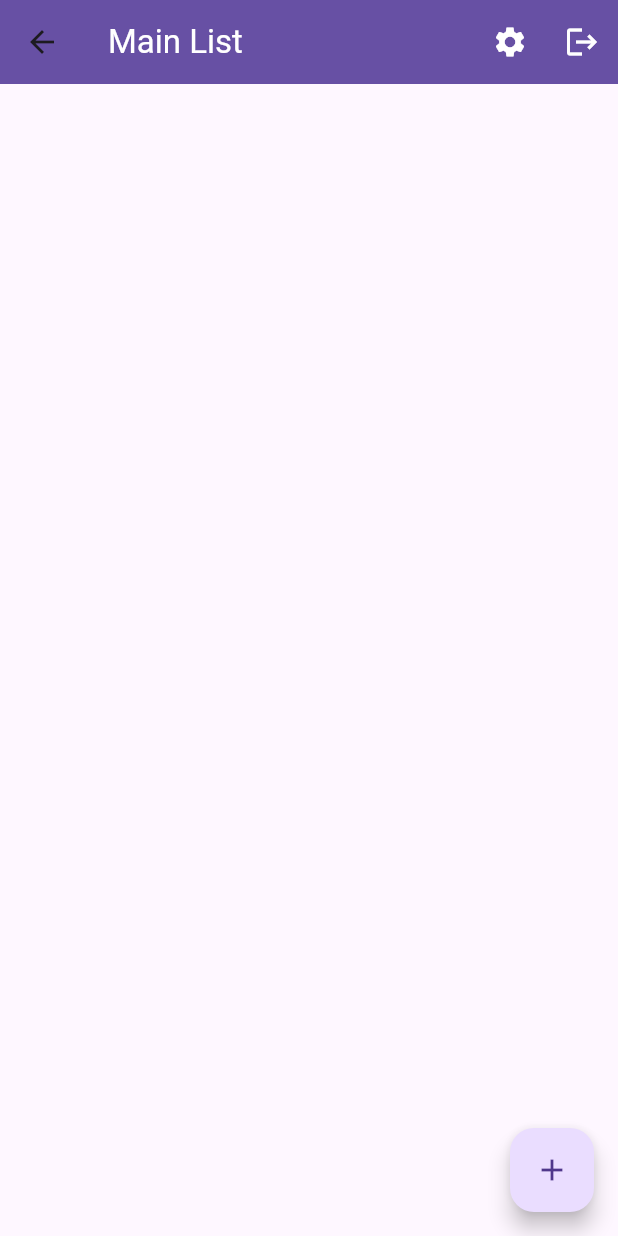
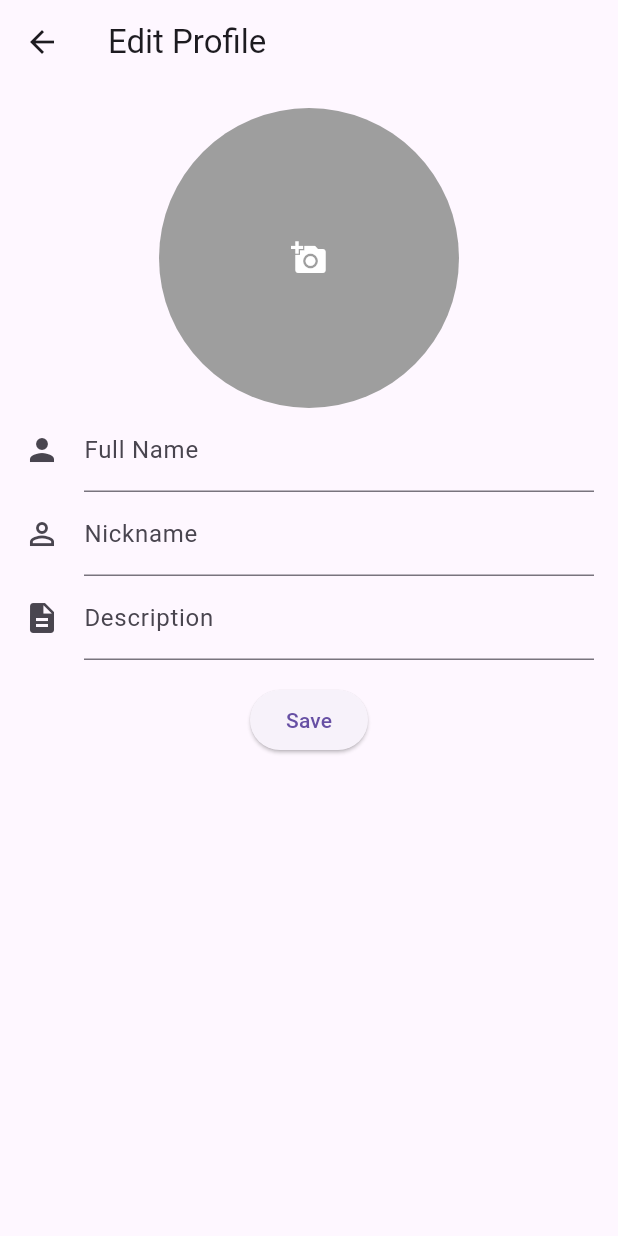
Before and after one commit to LizaPolishchuk/eddy_profile_book, a Flutter app: the ProfilesPage screen opened directly, after a tap on the "add" icon, on a phone screen of 412 x 824 dp. Run offline on Flutter 3.47's test engine with Material 3 defaults, Android fonts, the phone set to English and light mode, and no system bars; our stand-ins replace flutter_bloc, get_it, hive, hive_flutter, image_picker; accounts and stored records are empty; network calls fail.

Commit message:
Added add/edit profile page

```diff
--- a/lib/domain/entities/profile.dart
+++ b/lib/domain/entities/profile.dart
@@ -1,4 +1,4 @@
-import 'package:eddy_profile_book/data/local_data/profiles_storage.dart';
+import 'package:eddy_profile_book/data/data_sources/local_data/profiles_storage.dart';
 import 'package:hive/hive.dart';
 
 part 'profile.g.dart';
--- a/lib/main.dart
+++ b/lib/main.dart
@@ -1,7 +1,7 @@
 import 'package:eddy_profile_book/common/injection_container.dart' as dependency_injection;
 import 'package:eddy_profile_book/common/injection_container.dart';
-import 'package:eddy_profile_book/data/local_data/local_storage.dart';
-import 'package:eddy_profile_book/data/local_data/profiles_storage.dart';
+import 'package:eddy_profile_book/data/data_sources/local_data/local_storage.dart';
+import 'package:eddy_profile_book/data/data_sources/local_data/profiles_storage.dart';
 import 'package:eddy_profile_book/domain/entities/profile.dart';
 import 'package:eddy_profile_book/presentation/pages/auth/sign_in_page.dart';
 import 'package:eddy_profile_book/presentation/pages/profiles_page.dart';
--- /dev/null
+++ b/lib/presentation/cubits/add_edit_profile/add_edit_profile_cubit.dart
@@ -0,0 +1,39 @@
+import 'dart:async';
+
+import 'package:eddy_profile_book/data/data_sources/local_data/profiles_storage.dart';
+import 'package:eddy_profile_book/domain/entities/profile.dart';
+import 'package:eddy_profile_book/presentation/cubits/add_edit_profile/add_edit_profile_state.dart';
+import 'package:flutter_bloc/flutter_bloc.dart';
+
+class AddEditProfileCubit extends Cubit<AddEditProfileState> {
+  final ProfilesStorage _profilesStorage;
+
+  AddEditProfileCubit(this._profilesStorage) : super(AddEditProfileInitial());
+
+  Future<void> addProfile(Profile profile) async {
+    try {
+      await _profilesStorage.addProfile(profile);
+      emit(AddEditProfileSuccess());
+    } catch (e) {
+      emit(AddEditProfileError(e.toString()));
+    }
+  }
+
+  Future<void> editProfile(int index, Profile profile) async {
+    try {
+      await _profilesStorage.updateProfile(index, profile);
+      emit(AddEditProfileSuccess());
+    } catch (e) {
+      emit(AddEditProfileError(e.toString()));
+    }
+  }
+
+// Future<void> deleteProfile(int index) async {
+//   try {
+//     await _profilesStorage.deleteProfile(index);
+//     emit(AddEditProfileSuccess());
+//   } catch (e) {
+//     emit(AddEditProfileError(e.toString()));
+//   }
+// }
+}
--- /dev/null
+++ b/lib/presentation/cubits/add_edit_profile/add_edit_profile_state.dart
@@ -0,0 +1,17 @@
+import 'package:flutter/widgets.dart';
+
+//todo create base state instance
+@immutable
+abstract class AddEditProfileState {}
+
+class AddEditProfileInitial extends AddEditProfileState {}
+
+class AddEditProfileLoading extends AddEditProfileState {}
+
+class AddEditProfileSuccess extends AddEditProfileState {}
+
+class AddEditProfileError extends AddEditProfileState {
+  final String error;
+
+  AddEditProfileError(this.error);
+}
--- a/lib/presentation/cubits/auth/auth_cubit.dart
+++ b/lib/presentation/cubits/auth/auth_cubit.dart
@@ -1,4 +1,4 @@
-import 'package:eddy_profile_book/data/local_data/local_storage.dart';
+import 'package:eddy_profile_book/data/data_sources/local_data/local_storage.dart';
 import 'package:eddy_profile_book/presentation/cubits/auth/auth_state.dart';
 import 'package:flutter_bloc/flutter_bloc.dart';
 
--- a/lib/presentation/cubits/profiles/profiles_cubit.dart
+++ b/lib/presentation/cubits/profiles/profiles_cubit.dart
@@ -1,4 +1,6 @@
-import 'package:eddy_profile_book/data/local_data/profiles_storage.dart';
+import 'dart:async';
+
+import 'package:eddy_profile_book/data/data_sources/local_data/profiles_storage.dart';
 import 'package:eddy_profile_book/domain/entities/profile.dart';
 import 'package:eddy_profile_book/presentation/cubits/profiles/profiles_state.dart';
 import 'package:flutter_bloc/flutter_bloc.dart';
@@ -6,16 +8,18 @@ import 'package:flutter_bloc/flutter_bloc.dart';
 class ProfilesCubit extends Cubit<ProfilesState> {
   final ProfilesStorage _profilesStorage;
 
-  ProfilesCubit(this._profilesStorage) : super(ProfilesInitial());
+  ProfilesCubit(this._profilesStorage) : super(ProfilesInitial()) {
+    _profilesStorage.getProfiles().addListener(() {
+      emit(ProfilesLoaded(_profilesStorage.getProfiles().value.values.toList()));
+    });
+  }
 
   Future<void> getProfiles() async {
-    // try {
-    //   emit(ProfilesLoading());
-    //   final profiles = _profilesStorage.getProfiles() ?? [];
-    //   emit(ProfilesLoaded(profiles));
-    // } catch (e) {
-    //   emit(ProfilesError(e.toString()));
-    // }
+    try {
+      emit(ProfilesLoaded(_profilesStorage.getProfiles().value.values.toList()));
+    } catch (e) {
+      emit(ProfilesError(e.toString()));
+    }
   }
 
   Future<void> addProfile(Profile profile) async {
--- /dev/null
+++ b/lib/presentation/pages/add_edit_profile_page.dart
@@ -0,0 +1,170 @@
+import 'dart:io';
+
+import 'package:eddy_profile_book/common/injection_container.dart';
+import 'package:eddy_profile_book/domain/entities/profile.dart';
+import 'package:eddy_profile_book/presentation/cubits/add_edit_profile/add_edit_profile_cubit.dart';
+import 'package:eddy_profile_book/presentation/cubits/add_edit_profile/add_edit_profile_state.dart';
+import 'package:eddy_profile_book/presentation/cubits/profiles/profiles_cubit.dart';
+import 'package:flutter/material.dart';
+import 'package:flutter_bloc/flutter_bloc.dart';
+import 'package:image_picker/image_picker.dart';
+
+class AddEditProfilePage extends StatefulWidget {
+  final Profile? profileToEdit;
+
+  const AddEditProfilePage({super.key, this.profileToEdit});
+
+  @override
+  State<AddEditProfilePage> createState() => _AddEditProfilePageState();
+}
+
+class _AddEditProfilePageState extends State<AddEditProfilePage> {
+  final _formKey = GlobalKey<FormState>();
+  final _fullNameController = TextEditingController();
+  final _nicknameController = TextEditingController();
+  final _descriptionController = TextEditingController();
+
+  File? _imageFile;
+  final ImagePicker _picker = ImagePicker();
+
+  @override
+  initState() {
+    super.initState();
+    if (widget.profileToEdit != null) {
+      _fullNameController.text = widget.profileToEdit!.name;
+      _nicknameController.text = widget.profileToEdit!.nickname;
+      _descriptionController.text = widget.profileToEdit!.description ?? '';
+    }
+  }
+
+  Future<void> _pickImage(ImageSource source) async {
+    final XFile? selected = await _picker.pickImage(source: source);
+
+    setState(() {
+      _imageFile = File(selected!.path);
+    });
+  }
+
+  @override
+  Widget build(BuildContext context) {
+    return BlocProvider(
+      create: (context) => getIt<AddEditProfileCubit>(),
+      child: Scaffold(
+        appBar: AppBar(
+          title: const Text('Edit Profile'),
+        ),
+        body: BlocBuilder<AddEditProfileCubit, AddEditProfileState>(builder: (context, state) {
+          if (state is AddEditProfileLoading) {
+            return const Center(child: CircularProgressIndicator());
+          } else {
+            return Padding(
+              padding: const EdgeInsets.all(16.0),
+              child: Form(
+                key: _formKey,
+                child: Column(
+                  children: <Widget>[
+                    InkWell(
+                      onTap: () {
+                        showModalBottomSheet(
+                          context: context,
+                          builder: (context) => Wrap(
+                            children: <Widget>[
+                              ListTile(
+                                leading: const Icon(Icons.photo_library),
+                                title: const Text('Photo Library'),
+                                onTap: () {
+                                  _pickImage(ImageSource.gallery);
+                                  Navigator.pop(context);
+                                },
+                              ),
+                              ListTile(
+                                leading: const Icon(Icons.photo_camera),
+                                title: const Text('Camera'),
+                                onTap: () {
+                                  _pickImage(ImageSource.camera);
+                                  Navigator.pop(context);
+                                },
+                              ),
+                            ],
+                          ),
+                        );
+                      },
+                      child: Container(
+                        width: 200,
+                        height: 200,
+                        decoration: BoxDecoration(
+                          shape: BoxShape.circle,
+                          color: Colors.grey,
+                          // image: DecorationImage(
+                          //   image: _imageFile != null
+                          //       ? FileImage(_imageFile!)
+                          //       : const AssetImage('assets/images/profile_placeholder.png') as ImageProvider,
+                          //   fit: BoxFit.cover,
+                          // ),
+                        ),
+                        child: _imageFile == null
+                            ? const Icon(
+                                Icons.add_a_photo,
+                                color: Colors.white,
+                              )
+                            : null,
+                      ),
+                    ),
+                    TextFormField(
+                      controller: _fullNameController,
+                      decoration: const InputDecoration(
+                        icon: Icon(Icons.person),
+                        labelText: 'Full Name',
+                      ),
+                    ),
+                    TextFormField(
+                      controller: _nicknameController,
+                      decoration: const InputDecoration(
+                        icon: Icon(Icons.person_outline),
+                        labelText: 'Nickname',
+                      ),
+                    ),
+                    TextFormField(
+                      controller: _descriptionController,
+                      decoration: const InputDecoration(
+                        icon: Icon(Icons.description),
+                        labelText: 'Description',
+                      ),
+                    ),
+                    const SizedBox(height: 16),
+                    ElevatedButton(
+                      onPressed: () => _onPressedSave(context),
+                      child: const Text('Save'),
+                    ),
+                  ],
+                ),
+              ),
+            );
+          }
+        }),
+      ),
+    );
+  }
+
+  void _onPressedSave(BuildContext context) {
+    if (_formKey.currentState!.validate()) {
+      getIt<ProfilesCubit>().addProfile(
+        Profile(
+          id: '1',
+          name: "_fullNameController.text",
+          nickname: "_nicknameController.text",
+          description: "_descriptionController.text",
+          imageUrl: "_imageFile",
+          dateAdded: DateTime.now().toIso8601String(),
+        ),
+      );
+    }
+  }
+
+  @override
+  void dispose() {
+    _fullNameController.dispose();
+    _nicknameController.dispose();
+    super.dispose();
+  }
+}
--- a/lib/presentation/pages/auth/sign_up_page.dart
+++ b/lib/presentation/pages/auth/sign_up_page.dart
@@ -37,6 +37,9 @@ class _SignUpPageState extends State<SignUpPage> {
         create: (context) => getIt<AuthCubit>(),
         child: BlocConsumer<AuthCubit, AuthState>(
           listener: (context, state) {
+            if(state is SignUpSuccess) {
+              Navigator.of(context).pop();
+            }
             if (state is AuthFailure) {
               showDialog(
                 context: context,
--- a/lib/presentation/pages/profiles_page.dart
+++ b/lib/presentation/pages/profiles_page.dart
@@ -2,6 +2,7 @@ import 'package:eddy_profile_book/common/injection_container.dart';
 import 'package:eddy_profile_book/presentation/cubits/auth/auth_cubit.dart';
 import 'package:eddy_profile_book/presentation/cubits/profiles/profiles_cubit.dart';
 import 'package:eddy_profile_book/presentation/cubits/profiles/profiles_state.dart';
+import 'package:eddy_profile_book/presentation/pages/add_edit_profile_page.dart';
 import 'package:flutter/material.dart';
 import 'package:flutter_bloc/flutter_bloc.dart';
 
@@ -37,6 +38,7 @@ class ProfilesPage extends StatelessWidget {
             if (state is ProfilesLoading) {
               return const Center(child: CircularProgressIndicator());
             } else if (state is ProfilesLoaded) {
+              print("ProfilesLoaded: ${state.profiles.length}");
               return ListView.builder(
                 itemCount: state.profiles.length,
                 itemBuilder: (context, index) {
@@ -44,7 +46,7 @@ class ProfilesPage extends StatelessWidget {
                   return ListTile(
                     leading: CircleAvatar(
                       backgroundImage: profile.imageUrl == null || profile.imageUrl!.isEmpty
-                          ? const AssetImage('assets/images/profile_placeholder.png') as ImageProvider
+                          ? const AssetImage('assets/images/profile_placeholder.jpeg') as ImageProvider
                           : NetworkImage(profile.imageUrl!),
                     ),
                     title: Text(profile.name),
@@ -62,7 +64,7 @@ class ProfilesPage extends StatelessWidget {
         ),
         floatingActionButton: FloatingActionButton(
           onPressed: () {
-            // Navigate to the add profile page
+            Navigator.push(context, MaterialPageRoute(builder: (context) => const AddEditProfilePage()));
           },
           child: const Icon(Icons.add),
         ),
--- a/pubspec.yaml
+++ b/pubspec.yaml
@@ -38,6 +38,7 @@ dependencies:
   shared_preferences: ^2.0.8
   hive_flutter: ^1.1.0
   hive_generator: ^2.0.1
+  image_picker: ^0.8.4+4
 
   # The following adds the Cupertino Icons font to your application.
   # Use with the CupertinoIcons class for iOS style icons.
@@ -68,9 +69,8 @@ flutter:
   uses-material-design: true
 
   # To add assets to your application, add an assets section, like this:
-  # assets:
-  #   - images/a_dot_burr.jpeg
-  #   - images/a_dot_ham.jpeg
+  assets:
+    - assets/images/
 
   # An image asset can refer to one or more resolution-specific "variants", see
   # https://flutter.dev/assets-and-images/#resolution-aware
```
Also changed, not shown: lib/common/injection_container.dart (+6 -5 lines), assets/images/profile_placeholder.jpeg (added), lib/data/data_sources/local_data/local_storage.dart (renamed from lib/data/local_data/local_storage.dart), lib/data/data_sources/local_data/profiles_storage.dart (renamed from lib/data/local_data/profiles_storage.dart), pubspec.lock.
